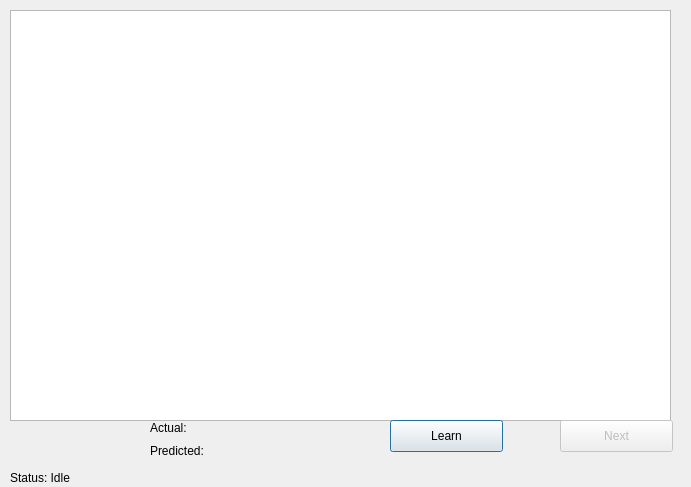
Before: the Qt Designer form src/demo/handwriting_recognition/predictiondialog.ui in VenkatKS/MachineLearning, drawn with Qt 5.
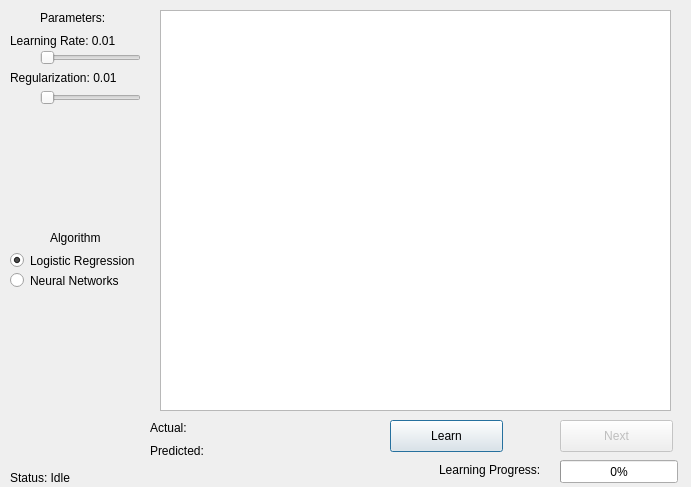
After: the same form once the commit is applied.

Commit message: Refactor away the machine learning processing to background thread (away from UI Thread)

```diff
--- a/src/demo/handwriting_recognition/predictiondialog.ui
+++ b/src/demo/handwriting_recognition/predictiondialog.ui
@@ -16,10 +16,10 @@
   <widget class="QGraphicsView" name="imageView">
    <property name="geometry">
     <rect>
-     <x>10</x>
+     <x>160</x>
      <y>10</y>
-     <width>661</width>
-     <height>411</height>
+     <width>511</width>
+     <height>401</height>
     </rect>
    </property>
   </widget>
@@ -91,6 +91,142 @@
     <string>Predicted:</string>
    </property>
   </widget>
+  <widget class="QRadioButton" name="radioButton">
+   <property name="geometry">
+    <rect>
+     <x>10</x>
+     <y>250</y>
+     <width>141</width>
+     <height>21</height>
+    </rect>
+   </property>
+   <property name="text">
+    <string>Logistic Regression</string>
+   </property>
+   <property name="checked">
+    <bool>true</bool>
+   </property>
+  </widget>
+  <widget class="QLabel" name="label">
+   <property name="geometry">
+    <rect>
+     <x>50</x>
+     <y>230</y>
+     <width>60</width>
+     <height>16</height>
+    </rect>
+   </property>
+   <property name="text">
+    <string>Algorithm</string>
+   </property>
+  </widget>
+  <widget class="QRadioButton" name="radioButton_2">
+   <property name="geometry">
+    <rect>
+     <x>10</x>
+     <y>270</y>
+     <width>131</width>
+     <height>21</height>
+    </rect>
+   </property>
+   <property name="text">
+    <string>Neural Networks</string>
+   </property>
+   <property name="checkable">
+    <bool>false</bool>
+   </property>
+  </widget>
+  <widget class="QLabel" name="label_2">
+   <property name="geometry">
+    <rect>
+     <x>40</x>
+     <y>10</y>
+     <width>81</width>
+     <height>16</height>
+    </rect>
+   </property>
+   <property name="text">
+    <string>Parameters:</string>
+   </property>
+  </widget>
+  <widget class="QLabel" name="learningRateLabel">
+   <property name="geometry">
+    <rect>
+     <x>10</x>
+     <y>30</y>
+     <width>141</width>
+     <height>21</height>
+    </rect>
+   </property>
+   <property name="text">
+    <string>Learning Rate: 0.01</string>
+   </property>
+  </widget>
+  <widget class="QSlider" name="horizontalSlider">
+   <property name="geometry">
+    <rect>
+     <x>40</x>
+     <y>50</y>
+     <width>101</width>
+     <height>16</height>
+    </rect>
+   </property>
+   <property name="orientation">
+    <enum>Qt::Horizontal</enum>
+   </property>
+  </widget>
+  <widget class="QLabel" name="label_4">
+   <property name="geometry">
+    <rect>
+     <x>10</x>
+     <y>70</y>
+     <width>141</width>
+     <height>16</height>
+    </rect>
+   </property>
+   <property name="text">
+    <string>Regularization: 0.01</string>
+   </property>
+  </widget>
+  <widget class="QSlider" name="horizontalSlider_2">
+   <property name="geometry">
+    <rect>
+     <x>40</x>
+     <y>90</y>
+     <width>101</width>
+     <height>16</height>
+    </rect>
+   </property>
+   <property name="orientation">
+    <enum>Qt::Horizontal</enum>
+   </property>
+  </widget>
+  <widget class="QProgressBar" name="learningBar">
+   <property name="geometry">
+    <rect>
+     <x>560</x>
+     <y>460</y>
+     <width>118</width>
+     <height>23</height>
+    </rect>
+   </property>
+   <property name="value">
+    <number>0</number>
+   </property>
+  </widget>
+  <widget class="QLabel" name="label_5">
+   <property name="geometry">
+    <rect>
+     <x>439</x>
+     <y>460</y>
+     <width>121</width>
+     <height>20</height>
+    </rect>
+   </property>
+   <property name="text">
+    <string>Learning Progress:</string>
+   </property>
+  </widget>
  </widget>
  <resources/>
  <connections/>
```
The commit also changes 5 other files.
